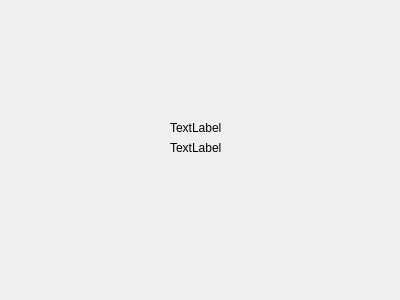
Above: QT_frontend/DLLPincode/error_dialog.ui from Kooalaa/BankSimul-project before the change. Below: the same form after it.
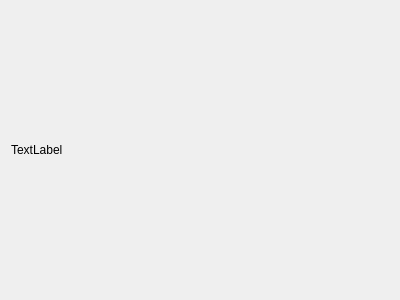
That is the form after the change.

```diff
--- a/QT_frontend/DLLPincode/error_dialog.ui
+++ b/QT_frontend/DLLPincode/error_dialog.ui
@@ -13,32 +13,15 @@
   <property name="windowTitle">
    <string>Dialog</string>
   </property>
+  <layout class="QVBoxLayout" name="verticalLayout">
+   <item>
   <widget class="QLabel" name="label">
-   <property name="geometry">
-    <rect>
-     <x>170</x>
-     <y>120</y>
-     <width>55</width>
-     <height>16</height>
-    </rect>
-   </property>
    <property name="text">
     <string>TextLabel</string>
    </property>
   </widget>
-  <widget class="QLabel" name="label_2">
-   <property name="geometry">
-    <rect>
-     <x>170</x>
-     <y>140</y>
-     <width>55</width>
-     <height>16</height>
-    </rect>
-   </property>
-   <property name="text">
-    <string>TextLabel</string>
-   </property>
-  </widget>
+   </item>
+  </layout>
  </widget>
  <resources/>
  <connections/>
```
Lines whose indentation alone changed are shown as unchanged.
